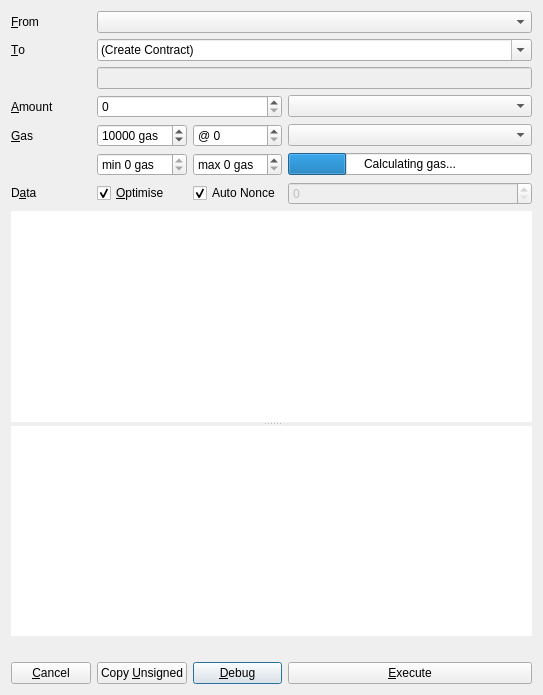
This is alethzero/Transact.ui in ethereum-mining/ethminer as Qt 5 draws it before an edit. The edited form follows.
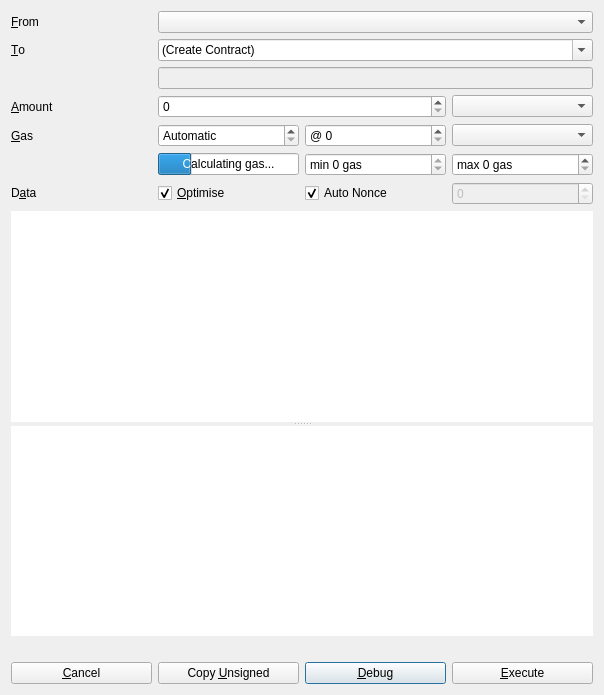
This is the edited form.

Commit message: Async transact gas determination.

Diff of the .ui file:
```diff
--- a/alethzero/Transact.ui
+++ b/alethzero/Transact.ui
@@ -6,7 +6,7 @@
    <rect>
     <x>0</x>
     <y>0</y>
-    <width>543</width>
+    <width>604</width>
     <height>695</height>
    </rect>
   </property>
@@ -23,17 +23,20 @@
    </item>
    <item row="4" column="1">
     <widget class="QSpinBox" name="gas">
+     <property name="specialValueText">
+      <string>Automatic</string>
+     </property>
      <property name="suffix">
       <string> gas</string>
      </property>
      <property name="minimum">
-      <number>1</number>
+      <number>-1</number>
      </property>
      <property name="maximum">
       <number>430000000</number>
      </property>
      <property name="value">
-      <number>10000</number>
+      <number>-1</number>
      </property>
     </widget>
    </item>
@@ -261,7 +264,20 @@
      </property>
     </widget>
    </item>
-   <item row="6" column="1">
+   <item row="5" column="3">
+    <widget class="QSpinBox" name="maxGas">
+     <property name="suffix">
+      <string> gas</string>
+     </property>
+     <property name="prefix">
+      <string>max </string>
+     </property>
+     <property name="maximum">
+      <number>450000000</number>
+     </property>
+    </widget>
+   </item>
+   <item row="5" column="2">
     <widget class="QSpinBox" name="minGas">
      <property name="readOnly">
       <bool>true</bool>
@@ -272,10 +288,22 @@
      <property name="prefix">
       <string>min </string>
      </property>
+     <property name="minimum">
+      <number>0</number>
+     </property>
+     <property name="maximum">
+      <number>450000000</number>
+     </property>
     </widget>
    </item>
-   <item row="6" column="3">
+   <item row="5" column="1">
     <widget class="QProgressBar" name="progressGas">
+     <property name="sizePolicy">
+      <sizepolicy hsizetype="Minimum" vsizetype="Fixed">
+       <horstretch>0</horstretch>
+       <verstretch>0</verstretch>
+      </sizepolicy>
+     </property>
      <property name="value">
       <number>24</number>
      </property>
@@ -284,16 +312,6 @@
      </property>
     </widget>
    </item>
-   <item row="6" column="2">
-    <widget class="QSpinBox" name="maxGas">
-     <property name="suffix">
-      <string> gas</string>
-     </property>
-     <property name="prefix">
-      <string>max </string>
-     </property>
-    </widget>
-   </item>
   </layout>
  </widget>
  <resources/>
```
The commit also changes 2 other files.
